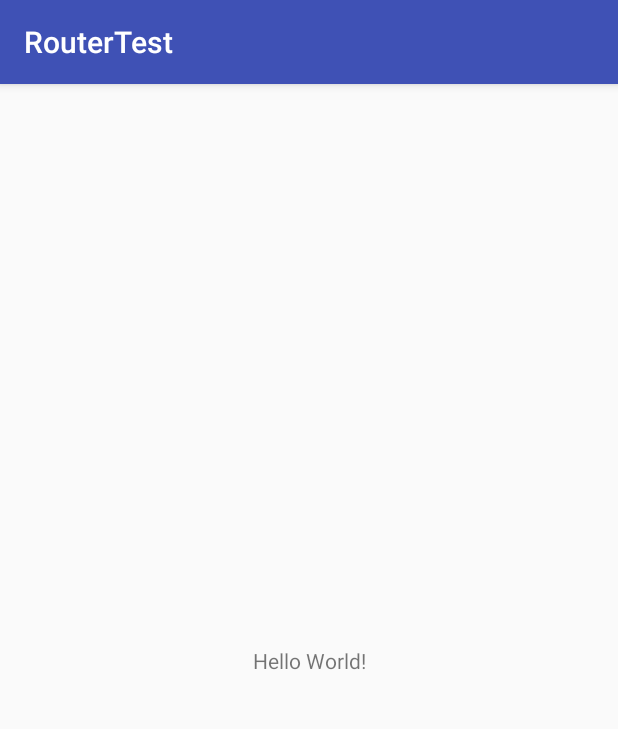
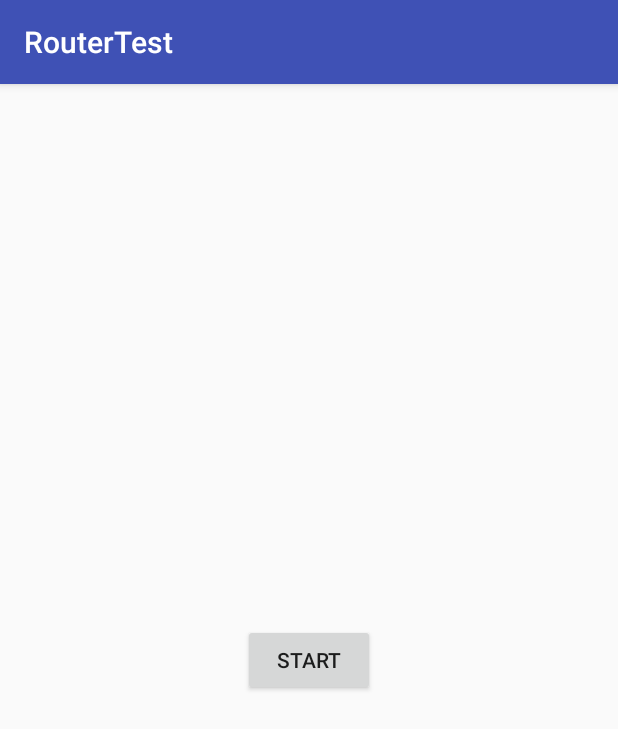
Before and after one commit to skateboard1991/Router, an Android app: the screen it shows after launch (MainActivity), on a phone screen of 412 x 824 dp. Shown: the top 729 px of the screen. Run offline under Robolectric (Android 15) with nearby library versions, the phone set to English and light mode, and no system bars.

```diff
--- a/app/src/main/AndroidManifest.xml
+++ b/app/src/main/AndroidManifest.xml
@@ -3,6 +3,7 @@
     package="com.skateboard.routertest">
 
     <application
+        android:name=".TestApplication"
         android:allowBackup="true"
         android:icon="@mipmap/ic_launcher"
         android:label="@string/app_name"
--- a/app/src/main/java/com/skateboard/routertest/MainActivity.kt
+++ b/app/src/main/java/com/skateboard/routertest/MainActivity.kt
@@ -1,10 +1,15 @@
 package com.skateboard.routertest
 
+import android.app.Activity
+import android.content.Intent
 import android.support.v7.app.AppCompatActivity
 import android.os.Bundle
+import android.widget.Toast
+import com.skateboard.router.Router
 import com.skateboard.routerannoation.Route
+import kotlinx.android.synthetic.main.activity_main.*
 
-@Route("app","test")
+@Route("test")
 class MainActivity : AppCompatActivity()
 {
 
@@ -12,5 +17,17 @@ class MainActivity : AppCompatActivity()
     {
         super.onCreate(savedInstanceState)
         setContentView(R.layout.activity_main)
+        startBtn.setOnClickListener {
+            Router.goForResult(this@MainActivity,"libraryone",1001)
+        }
+    }
+
+    override fun onActivityResult(requestCode: Int, resultCode: Int, data: Intent?)
+    {
+        super.onActivityResult(requestCode, resultCode, data)
+        if(resultCode== Activity.RESULT_OK)
+        {
+            Toast.makeText(this,"hehe",Toast.LENGTH_SHORT).show()
+        }
     }
 }
--- /dev/null
+++ b/app/src/main/java/com/skateboard/routertest/TestApplication.kt
@@ -0,0 +1,13 @@
+package com.skateboard.routertest
+
+import android.app.Application
+import com.skateboard.router.Router
+
+class TestApplication:Application()
+{
+    override fun onCreate()
+    {
+        super.onCreate()
+        Router.register("app","libraryone","librarytwo")
+    }
+}
--- a/app/src/main/res/layout/activity_main.xml
+++ b/app/src/main/res/layout/activity_main.xml
@@ -1,18 +1,16 @@
 <?xml version="1.0" encoding="utf-8"?>
-<android.support.constraint.ConstraintLayout xmlns:android="http://schemas.android.com/apk/res/android"
+<FrameLayout xmlns:android="http://schemas.android.com/apk/res/android"
     xmlns:app="http://schemas.android.com/apk/res-auto"
     xmlns:tools="http://schemas.android.com/tools"
     android:layout_width="match_parent"
     android:layout_height="match_parent"
     tools:context=".MainActivity">
 
-    <TextView
+    <Button
+        android:id="@+id/startBtn"
         android:layout_width="wrap_content"
         android:layout_height="wrap_content"
-        android:text="Hello World!"
-        app:layout_constraintBottom_toBottomOf="parent"
-        app:layout_constraintLeft_toLeftOf="parent"
-        app:layout_constraintRight_toRightOf="parent"
-        app:layout_constraintTop_toTopOf="parent" />
+        android:text="start"
+        android:layout_gravity="center" />
 
-</android.support.constraint.ConstraintLayout>
+</FrameLayout>
--- a/libraryone/src/main/res/layout/activity_one.xml
+++ b/libraryone/src/main/res/layout/activity_one.xml
@@ -3,8 +3,9 @@
     android:layout_width="match_parent"
     android:layout_height="match_parent">
 
-    <TextView
-        android:text="activity_one"
+    <Button
+        android:id="@+id/startBtn"
+        android:text="btn1"
         android:layout_gravity="center"
         android:layout_width="wrap_content"
         android:layout_height="wrap_content" />
--- a/librarytwo/src/main/java/com/skateboard/librarytwo/ActivityTwo.kt
+++ b/librarytwo/src/main/java/com/skateboard/librarytwo/ActivityTwo.kt
@@ -2,7 +2,9 @@ package com.skateboard.librarytwo
 
 import android.os.Bundle
 import android.support.v7.app.AppCompatActivity
+import com.skateboard.routerannoation.Route
 
+@Route("librarytwo")
 class ActivityTwo:AppCompatActivity()
 {
     override fun onCreate(savedInstanceState: Bundle?)
--- /dev/null
+++ b/routerannoation/src/main/java/com/skateboard/routerannoation/Constants.kt
@@ -0,0 +1,20 @@
+package com.skateboard.routerannoation
+
+class Constants
+{
+
+    companion object
+    {
+
+        val KEY_MODULENAME="moduleName"
+
+        val PACKAGE_NAME="com.skateboard.router"
+
+        val DOT="."
+
+        val ROUTE_TABLE="RouterTable"
+
+        val ROUTER_TABLE_IMP="RouterTableImp"
+    }
+
+}
--- a/routerannoation/src/main/java/com/skateboard/routerannoation/Route.kt
+++ b/routerannoation/src/main/java/com/skateboard/routerannoation/Route.kt
@@ -5,4 +5,4 @@ import java.lang.annotation.RetentionPolicy
 
 @Retention(RetentionPolicy.RUNTIME)
 @Target(AnnotationTarget.CLASS, AnnotationTarget.FILE)
-annotation class Route(val moduleName:String,val url:String)
+annotation class Route(val url:String)
```
Also changed, not shown: app/build.gradle (+7 -0 lines), libraryone/build.gradle (+9 -0 lines), libraryone/src/main/java/com/skateboard/libraryone/ActivityOne.kt (+13 -0 lines), librarytwo/build.gradle (+8 -1 lines), processor/src/main/java/com/skateboard/processor/Constants.kt (deleted, +0 -15 lines), processor/src/main/java/com/skateboard/processor/RouterProcessor.kt (+25 -5 lines), router/src/main/java/com/skateboard/router/Router.kt (+86 -4 lines), router/src/main/java/com/skateboard/router/RouterConfiguration.kt (deleted, +0 -26 lines).
